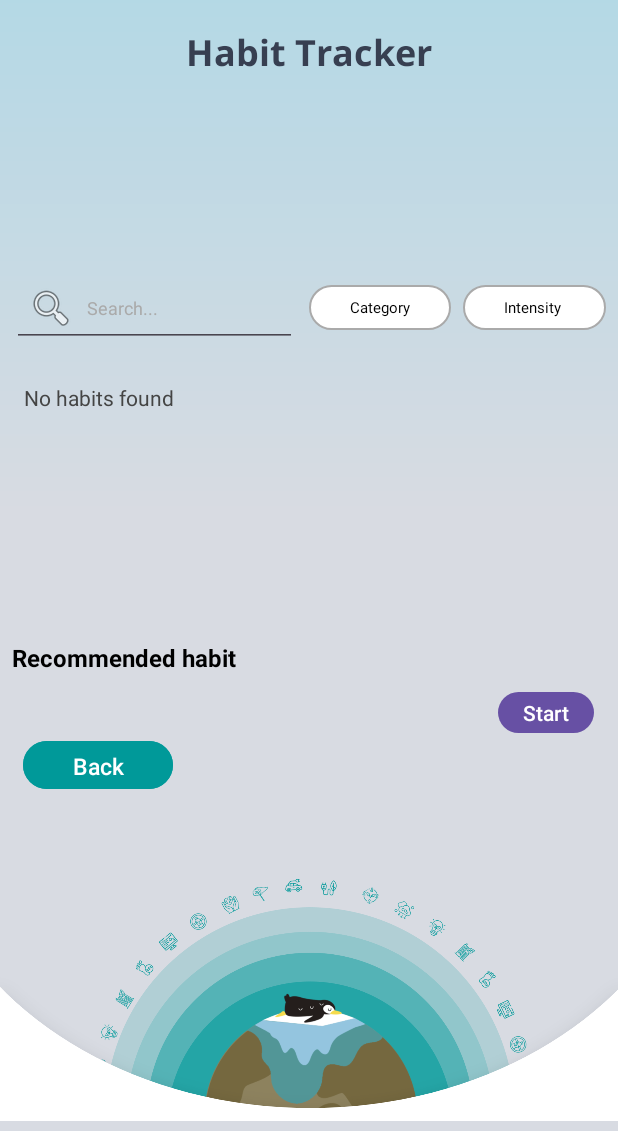
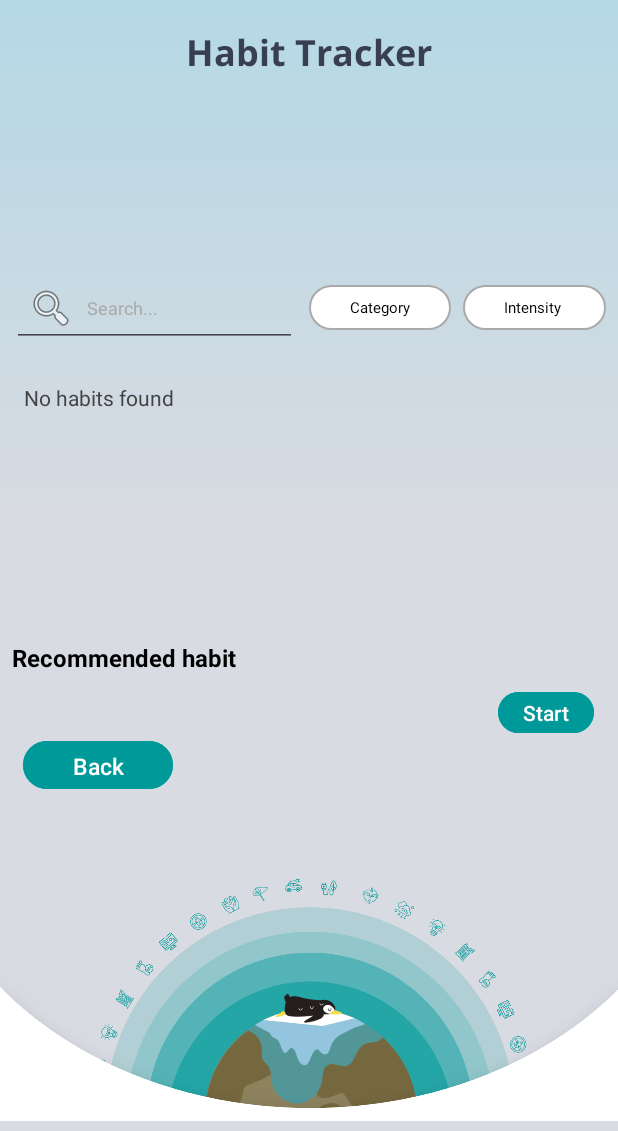
Before and after one commit to MaxHuang2037/Planetze, an Android app: the fragment HabitTrackerFragment placed in its activity, on a phone screen of 412 x 824 dp, the part 105-1236 px from its top. Run offline under Robolectric (Android 15) with nearby library versions, the phone set to English and light mode, and no system bars; our stand-ins replace Firebase (no records; nobody signed in at launch, a user with empty details on screens opened directly); 2 statements that could not run were skipped.

Commit message:
Fixed bugs

```diff
--- a/Starter Application/app/src/main/java/com/example/Planetzecarbontracker/AnnualCarbonFootprintFragment.java
+++ b/Starter Application/app/src/main/java/com/example/Planetzecarbontracker/AnnualCarbonFootprintFragment.java
@@ -496,7 +496,7 @@ public class AnnualCarbonFootprintFragment extends Fragment {
             questionNumber += 1;
         }
         radioGroup.clearCheck();
-        questionText.setText(String.format("%,d. %s", questionNumber, questions[questionNumber]));
+        questionText.setText(questions[questionNumber]);
         for(int j = 0; j < 6; j++){
             if(j < answers[questionNumber].length){
                 choices[j].setVisibility(View.VISIBLE);
--- a/Starter Application/app/src/main/res/layout/activity_habit_tracker.xml
+++ b/Starter Application/app/src/main/res/layout/activity_habit_tracker.xml
@@ -173,6 +173,7 @@
             android:layout_height="wrap_content"
             android:text="Start"
             android:textColor="@android:color/white"
+            android:backgroundTint="@color/primary_accent"
             android:paddingHorizontal="8dp"
             android:paddingVertical="4dp"
             android:minHeight="32dp"
--- a/Starter Application/app/src/main/res/layout/habit_selection_item.xml
+++ b/Starter Application/app/src/main/res/layout/habit_selection_item.xml
@@ -44,6 +44,7 @@
             android:layout_width="wrap_content"
             android:layout_height="wrap_content"
             android:text="Start"
+            android:backgroundTint="@color/primary_accent"
             android:textColor="@android:color/white"
             android:paddingHorizontal="8dp"
             android:paddingVertical="4dp"
```
